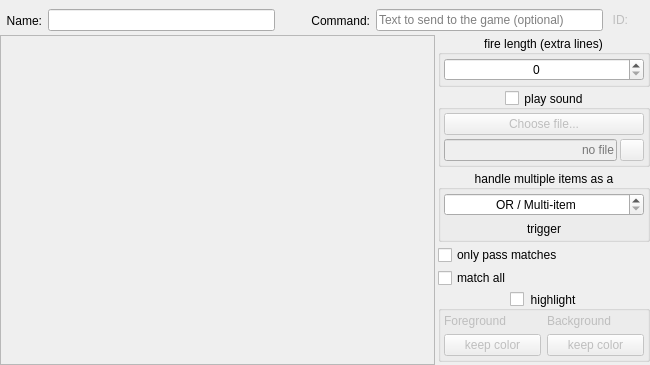
Old version of the form src/ui/triggers_main_area.ui in the repository Mudlet/Mudlet.
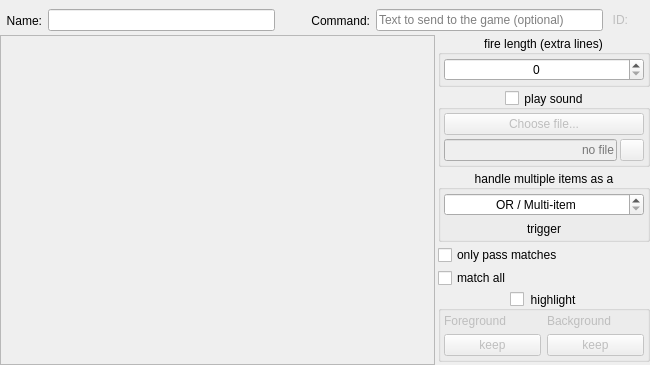
New version of the form. Icons and pictures are not drawn.

Commit message: Use "keep" consistently for highlight color button text

```diff
--- a/src/ui/triggers_main_area.ui
+++ b/src/ui/triggers_main_area.ui
@@ -541,7 +541,7 @@
             </sizepolicy>
            </property>
            <property name="text">
-            <string comment="Keep the existing colour on matches to highlight. Use shortest word possible so it fits on the button">keep color</string>
+            <string comment="Keep the existing colour on matches to highlight. Use shortest word possible so it fits on the button">keep</string>
            </property>
           </widget>
          </item>
@@ -564,7 +564,7 @@
             </sizepolicy>
            </property>
            <property name="text">
-            <string comment="Keep the existing colour on matches to highlight. Use shortest word possible so it fits on the button">keep color</string>
+            <string comment="Keep the existing colour on matches to highlight. Use shortest word possible so it fits on the button">keep</string>
            </property>
           </widget>
          </item>
```
The commit also changes 1 other file.
